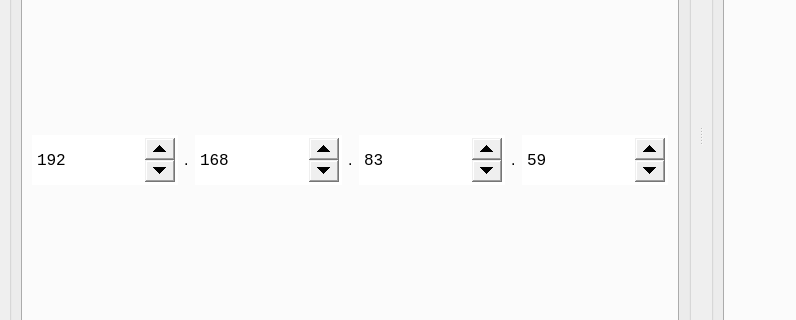
Qt form UI/UI_Mainwindow.ui (garid3000/giguic) before a commit; both pictures show x 0 to 796 and y 193 to 513 of the 1080 by 722 pixel window.
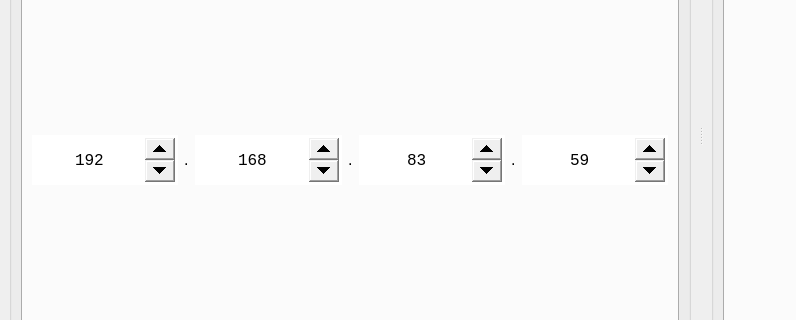
The same form after that commit. The open tabs and pages were chosen to show the change. Icons and pictures are not drawn. Custom widgets are drawn as their Qt base class.

The edit to the form file:
```diff
--- a/UI/UI_Mainwindow.ui
+++ b/UI/UI_Mainwindow.ui
@@ -113,6 +113,12 @@
            <layout class="QGridLayout" name="gridLayout_5">
             <item row="0" column="6">
              <widget class="QSpinBox" name="ip_4">
+              <property name="sizePolicy">
+               <sizepolicy hsizetype="Minimum" vsizetype="Preferred">
+                <horstretch>0</horstretch>
+                <verstretch>0</verstretch>
+               </sizepolicy>
+              </property>
               <property name="minimumSize">
                <size>
                 <width>100</width>
@@ -125,6 +131,9 @@
                 <pointsize>12</pointsize>
                </font>
               </property>
+              <property name="alignment">
+               <set>Qt::AlignCenter</set>
+              </property>
               <property name="maximum">
                <number>255</number>
               </property>
@@ -135,6 +144,12 @@
             </item>
             <item row="0" column="2">
              <widget class="QSpinBox" name="ip_2">
+              <property name="sizePolicy">
+               <sizepolicy hsizetype="Minimum" vsizetype="Preferred">
+                <horstretch>0</horstretch>
+                <verstretch>0</verstretch>
+               </sizepolicy>
+              </property>
               <property name="minimumSize">
                <size>
                 <width>100</width>
@@ -147,6 +162,9 @@
                 <pointsize>12</pointsize>
                </font>
               </property>
+              <property name="alignment">
+               <set>Qt::AlignCenter</set>
+              </property>
               <property name="maximum">
                <number>255</number>
               </property>
@@ -170,6 +188,12 @@
             </item>
             <item row="0" column="0">
              <widget class="QSpinBox" name="ip_1">
+              <property name="sizePolicy">
+               <sizepolicy hsizetype="Minimum" vsizetype="Preferred">
+                <horstretch>0</horstretch>
+                <verstretch>0</verstretch>
+               </sizepolicy>
+              </property>
               <property name="minimumSize">
                <size>
                 <width>100</width>
@@ -188,6 +212,9 @@
               <property name="frame">
                <bool>true</bool>
               </property>
+              <property name="alignment">
+               <set>Qt::AlignCenter</set>
+              </property>
               <property name="readOnly">
                <bool>false</bool>
               </property>
@@ -217,6 +244,12 @@
             </item>
             <item row="0" column="4">
              <widget class="QSpinBox" name="ip_3">
+              <property name="sizePolicy">
+               <sizepolicy hsizetype="Minimum" vsizetype="Preferred">
+                <horstretch>0</horstretch>
+                <verstretch>0</verstretch>
+               </sizepolicy>
+              </property>
               <property name="minimumSize">
                <size>
                 <width>100</width>
@@ -229,6 +262,9 @@
                 <pointsize>12</pointsize>
                </font>
               </property>
+              <property name="alignment">
+               <set>Qt::AlignCenter</set>
+              </property>
               <property name="maximum">
                <number>255</number>
               </property>
```
Left out of the diff: 23 changed lines with no effect on the pictures.
